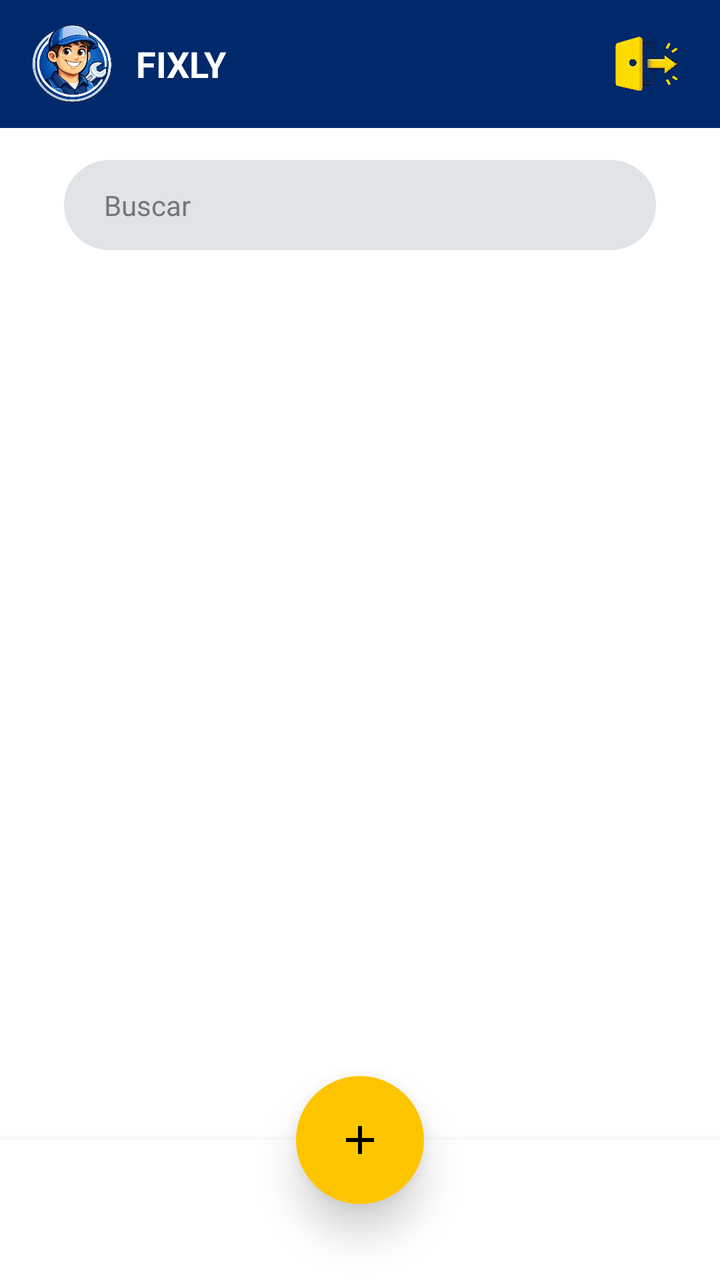
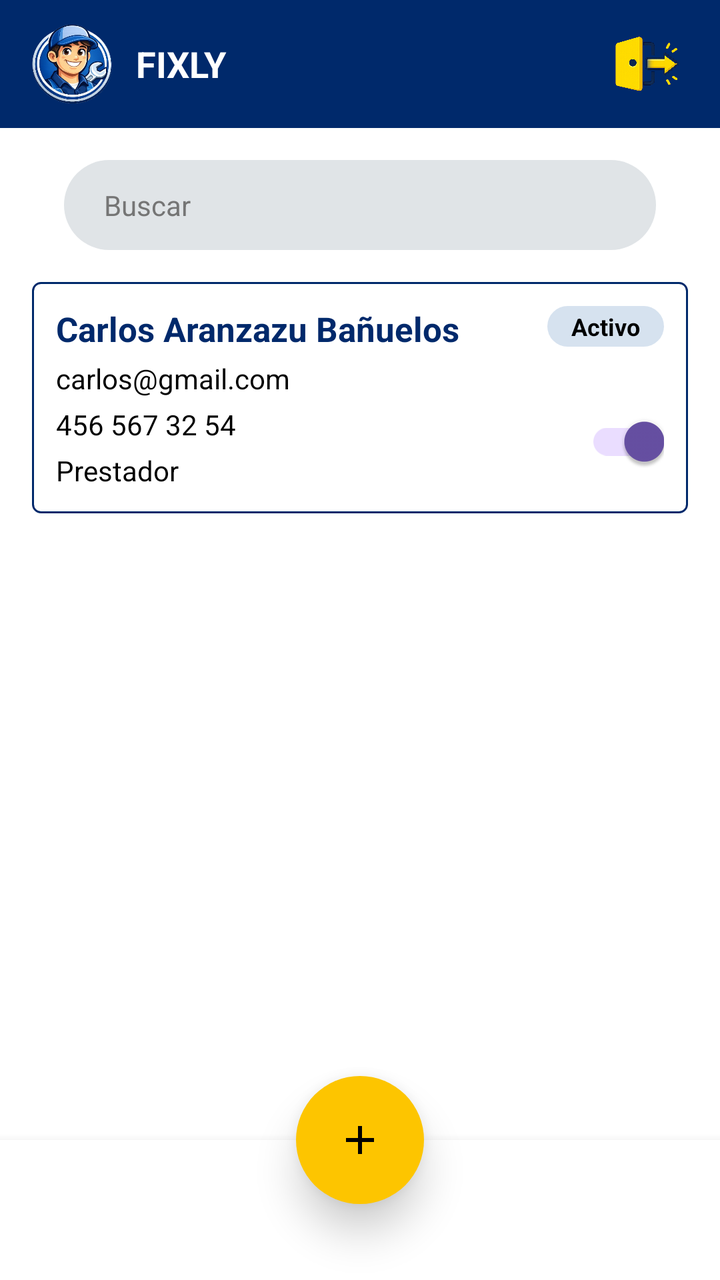

Two renders of the same Android screen: before a commit and after it. Below are the layout's source before the change and the commit's diff.
<!-- AndroidManifest.xml: application theme Theme.Fixly -->
<!-- res/layout/activity_admin_usuarios.xml -->
<?xml version="1.0" encoding="utf-8"?>
<androidx.constraintlayout.widget.ConstraintLayout xmlns:android="http://schemas.android.com/apk/res/android"
    xmlns:app="http://schemas.android.com/apk/res-auto"
    xmlns:tools="http://schemas.android.com/tools"
    android:layout_width="match_parent"
    android:layout_height="match_parent"
    android:background="@color/white"
    android:clipChildren="false">

    <include layout="@layout/header"/>

    <EditText
        android:id="@+id/etBuscarUsuario"
        android:layout_width="match_parent"
        android:layout_height="45dp"
        android:layout_marginHorizontal="32dp"
        android:layout_marginTop="16dp"
        android:background="@drawable/bg_search_bar"
        android:hint="Buscar"
        android:inputType="text"
        android:paddingHorizontal="20dp"
        android:textColorHint="#757575"
        android:textSize="14sp"
        app:layout_constraintTop_toBottomOf="@id/header_container"
        app:layout_constraintStart_toStartOf="parent"
        app:layout_constraintEnd_toEndOf="parent" />

    
    <androidx.recyclerview.widget.RecyclerView
        android:id="@+id/rvUsuarios"
        android:layout_width="match_parent"
        android:layout_height="0dp"
        android:layout_marginTop="8dp"
        android:clipToPadding="false"
        android:paddingBottom="100dp"
        app:layout_constraintBottom_toBottomOf="parent"
        app:layout_constraintTop_toBottomOf="@id/etBuscarUsuario"
        tools:listitem="@layout/item_usuario_admin" />

    
    <View
        android:id="@+id/bottom_nav_admin"
        android:layout_width="match_parent"
        android:layout_height="70dp"
        android:background="@color/white"
        android:elevation="8dp"
        app:layout_constraintBottom_toBottomOf="parent" />

    
    <ImageButton
        android:id="@+id/btnAgregarUsuario"
        android:layout_width="64dp"
        android:layout_height="64dp"
        android:background="@drawable/bg_circle_yellow"
        android:contentDescription="Agregar usuario"
        android:elevation="12dp"
        android:src="@drawable/ic_add_black"
        app:layout_constraintBottom_toTopOf="@+id/bottom_nav_admin"
        app:layout_constraintEnd_toEndOf="parent"
        app:layout_constraintStart_toStartOf="parent"
        app:layout_constraintTop_toTopOf="@+id/bottom_nav_admin"
        app:tint="@color/black" />

</androidx.constraintlayout.widget.ConstraintLayout>
<!-- res/layout/header.xml (included above) -->
<?xml version="1.0" encoding="utf-8"?>
<LinearLayout xmlns:android="http://schemas.android.com/apk/res/android"
    xmlns:app="http://schemas.android.com/apk/res-auto"
    android:id="@+id/header_container"
    android:layout_width="match_parent"
    android:layout_height="64dp"
    android:background="@color/azul_fixly"
    android:gravity="center_vertical"
    android:paddingHorizontal="16dp"
    android:orientation="horizontal">

    <ImageView
        android:layout_width="40dp"
        android:layout_height="40dp"
        android:scaleType="fitCenter"
        android:src="@drawable/logo" />

    <TextView
        android:layout_width="0dp"
        android:layout_height="wrap_content"
        android:layout_marginStart="12dp"
        android:layout_weight="1"
        android:text="FIXLY"
        android:textColor="@android:color/white"
        android:textSize="18sp"
        android:textStyle="bold" />

    <ImageView
        android:id="@+id/imageView"
        android:layout_width="40dp"
        android:layout_height="40dp"
        app:srcCompat="@drawable/ic_cerrar_sesion" />

</LinearLayout>
<!-- res/layout/item_usuario_admin.xml (included above) -->
<?xml version="1.0" encoding="utf-8"?>
<androidx.constraintlayout.widget.ConstraintLayout xmlns:android="http://schemas.android.com/apk/res/android"
    xmlns:app="http://schemas.android.com/apk/res-auto"
    android:layout_width="match_parent"
    android:layout_height="wrap_content"
    android:layout_marginHorizontal="16dp"
    android:layout_marginVertical="6dp"
    android:background="@drawable/bg_item_usuario"
    android:padding="12dp">

    <TextView
        android:id="@+id/tvNombreUsuario"
        android:layout_width="0dp"
        android:layout_height="wrap_content"
        android:text="Carlos Aranzazu Bañuelos"
        android:textColor="@color/azul_fixly"
        android:textSize="17sp"
        android:textStyle="bold"
        app:layout_constraintEnd_toStartOf="@+id/tvEstadoBadge"
        app:layout_constraintStart_toStartOf="parent"
        app:layout_constraintTop_toTopOf="parent" />

    <TextView
        android:id="@+id/tvEmailUsuario"
        android:layout_width="0dp"
        android:layout_height="wrap_content"
        android:layout_marginTop="4dp"
        android:text="carlos@gmail.com"
        android:textColor="@color/black"
        android:textSize="14sp"
        app:layout_constraintEnd_toStartOf="@+id/tvEstadoBadge"
        app:layout_constraintStart_toStartOf="parent"
        app:layout_constraintTop_toBottomOf="@id/tvNombreUsuario" />

    <TextView
        android:id="@+id/tvTelefonoUsuario"
        android:layout_width="0dp"
        android:layout_height="wrap_content"
        android:layout_marginTop="4dp"
        android:text="456 567 32 54"
        android:textColor="@color/black"
        android:textSize="14sp"
        app:layout_constraintEnd_toStartOf="@+id/tvEstadoBadge"
        app:layout_constraintStart_toStartOf="parent"
        app:layout_constraintTop_toBottomOf="@id/tvEmailUsuario" />

    <TextView
        android:id="@+id/tvRolUsuario"
        android:layout_width="0dp"
        android:layout_height="wrap_content"
        android:layout_marginTop="4dp"
        android:text="Prestador"
        android:textColor="@color/black"
        android:textSize="14sp"
        app:layout_constraintBottom_toBottomOf="parent"
        app:layout_constraintEnd_toStartOf="@+id/swEstadoUsuario"
        app:layout_constraintStart_toStartOf="parent"
        app:layout_constraintTop_toBottomOf="@id/tvTelefonoUsuario" />

    <TextView
        android:id="@+id/tvEstadoBadge"
        android:layout_width="wrap_content"
        android:layout_height="wrap_content"
        android:background="@drawable/bg_estado_activo"
        android:paddingHorizontal="12dp"
        android:paddingVertical="2dp"
        android:text="Activo"
        android:textColor="@color/black"
        android:textSize="12sp"
        android:textStyle="bold"
        app:layout_constraintEnd_toEndOf="parent"
        app:layout_constraintTop_toTopOf="parent" />

    <androidx.appcompat.widget.SwitchCompat
        android:id="@+id/swEstadoUsuario"
        android:layout_width="wrap_content"
        android:layout_height="wrap_content"
        android:checked="true"
        app:layout_constraintBottom_toBottomOf="parent"
        app:layout_constraintEnd_toEndOf="parent" />

</androidx.constraintlayout.widget.ConstraintLayout>
<!-- resources referenced by this layout -->
<resources>
  <color name="azul_fixly">#00296b</color>
  <color name="black">#FF000000</color>
  <color name="white">#FFFFFFFF</color>
  <!-- drawable bg_circle_yellow (drawable) -->
  <?xml version="1.0" encoding="utf-8"?>
  <shape xmlns:android="http://schemas.android.com/apk/res/android"
      android:shape="oval">
      <solid android:color="@color/amarillo_fixly" />
  </shape>
  <!-- drawable bg_estado_activo (drawable) -->
  <?xml version="1.0" encoding="utf-8"?>
  <shape xmlns:android="http://schemas.android.com/apk/res/android">
      <solid android:color="#D6E2EF" />
      <corners android:radius="12dp" />
  </shape>
  <!-- drawable bg_item_usuario (drawable) -->
  <?xml version="1.0" encoding="utf-8"?>
  <shape xmlns:android="http://schemas.android.com/apk/res/android">
      <solid android:color="@color/white" />
      <stroke
          android:width="1dp"
          android:color="@color/azul_fixly" />
      <corners android:radius="4dp" />
  </shape>
  <!-- drawable bg_search_bar (drawable) -->
  <?xml version="1.0" encoding="utf-8"?>
  <shape xmlns:android="http://schemas.android.com/apk/res/android">
      <solid android:color="#E0E4E7" />
      <corners android:radius="25dp" />
  </shape>
  <!-- drawable ic_add_black (drawable) -->
  <vector xmlns:android="http://schemas.android.com/apk/res/android"
      android:width="24dp"
      android:height="24dp"
      android:viewportWidth="24"
      android:viewportHeight="24">
    <path
        android:fillColor="#000000"
        android:pathData="M19,13h-6v6h-2v-6H5v-2h6V5h2v6h6v2z"/>
  </vector>
  <!-- drawable ic_cerrar_sesion: png bitmap (drawable, 236120 bytes) -->
  <!-- drawable logo: png bitmap (drawable, 142083 bytes) -->
  <style name="Theme.Fixly" parent="Base.Theme.Fixly" />
  <color name="amarillo_fixly">#fdc500</color>
  <style name="Base.Theme.Fixly" parent="Theme.Material3.DayNight.NoActionBar">
          
          
      </style>
</resources>

<!-- the commit's change to res/layout/activity_admin_usuarios.xml (unified diff, before → after) -->
@@ -2,6 +2,7 @@
 <androidx.constraintlayout.widget.ConstraintLayout xmlns:android="http://schemas.android.com/apk/res/android"
     xmlns:app="http://schemas.android.com/apk/res-auto"
     xmlns:tools="http://schemas.android.com/tools"
+    android:id="@+id/main"
     android:layout_width="match_parent"
     android:layout_height="match_parent"
     android:background="@color/white"
@@ -19,9 +20,22 @@
         android:hint="Buscar"
         android:inputType="text"
         android:paddingHorizontal="20dp"
+        android:textColor="@color/black"
         android:textColorHint="#757575"
         android:textSize="14sp"
         app:layout_constraintTop_toBottomOf="@id/header_container"
+        app:layout_constraintStart_toStartOf="parent"
+        app:layout_constraintEnd_toEndOf="parent" />
+
+    
+    <include
+        android:id="@+id/item_usuario_preview"
+        layout="@layout/item_usuario_admin"
+        android:layout_width="match_parent"
+        android:layout_height="wrap_content"
+        android:layout_marginTop="16dp"
+        android:layout_marginHorizontal="16dp"
+        app:layout_constraintTop_toBottomOf="@id/etBuscarUsuario"
         app:layout_constraintStart_toStartOf="parent"
         app:layout_constraintEnd_toEndOf="parent" />
 
@@ -33,8 +47,9 @@
         android:layout_marginTop="8dp"
         android:clipToPadding="false"
         android:paddingBottom="100dp"
+        android:visibility="gone"
         app:layout_constraintBottom_toBottomOf="parent"
-        app:layout_constraintTop_toBottomOf="@id/etBuscarUsuario"
+        app:layout_constraintTop_toBottomOf="@id/item_usuario_preview"
         tools:listitem="@layout/item_usuario_admin" />
 
     
